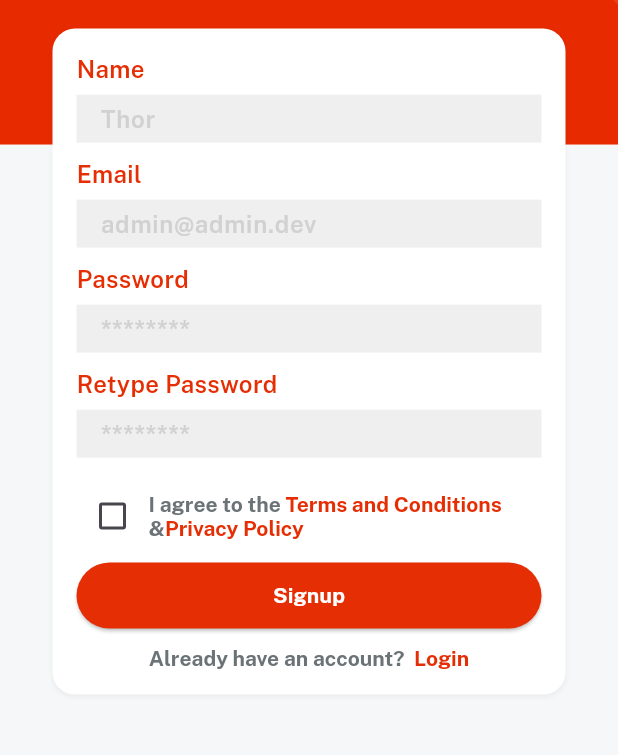
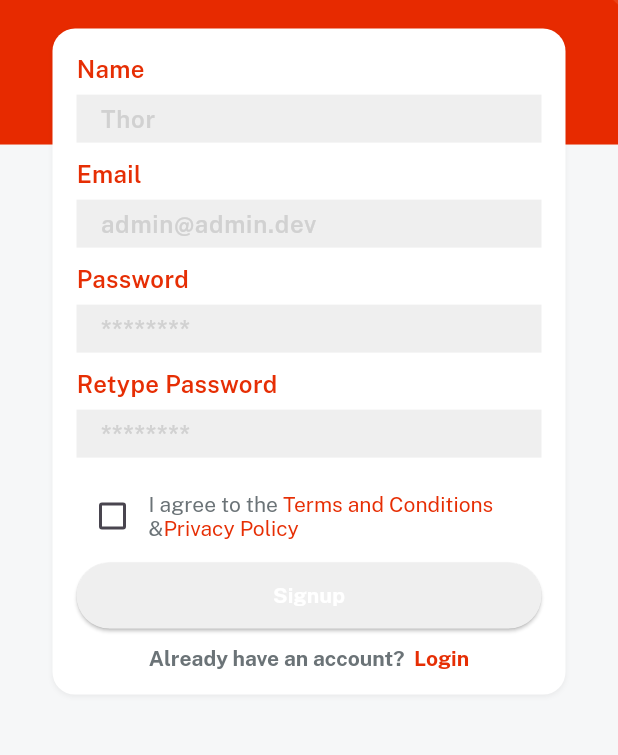
Before and after one commit to Vaibhav-kesarwani/Minimal-eShop-App, a Flutter app: the SignupScreen screen opened directly, on a phone screen of 412 x 824 dp, the part 287-1042 px from its top. Run offline on Flutter 3.47's test engine with Material 3 defaults, Android fonts, the phone set to English and light mode, and no system bars; our stand-ins replace get, velocity_x.

Commit message:
added som feature in the singup screen

```diff
--- a/lib/views/auth_screen/signup_screen.dart
+++ b/lib/views/auth_screen/signup_screen.dart
@@ -6,8 +6,15 @@ import 'package:ecommerceapp/widgets_common/our_button.dart';
 import 'package:flutter/material.dart';
 import 'package:get/route_manager.dart';
 
-class SignupScreen extends StatelessWidget {
+class SignupScreen extends StatefulWidget {
   const SignupScreen({super.key});
+
+  @override
+  State<SignupScreen> createState() => _SignupScreenState();
+}
+
+class _SignupScreenState extends State<SignupScreen> {
+  bool? isCheck = false;
 
   @override
   Widget build(BuildContext context) {
@@ -32,9 +39,13 @@ class SignupScreen extends StatelessWidget {
                   Row(
                     children: [
                       Checkbox(
-                        checkColor: redColor,
-                        value: false,
-                        onChanged: (newValue) {},
+                        focusColor: redColor,
+                        value: isCheck,
+                        onChanged: (newValue) {
+                          setState(() {
+                            isCheck = newValue;
+                          });
+                        },
                       ),
                       Expanded(
                         child: RichText(
@@ -43,28 +54,28 @@ class SignupScreen extends StatelessWidget {
                               TextSpan(
                                 text: "I agree to the ",
                                 style: TextStyle(
-                                  fontFamily: bold,
+                                  fontFamily: regular,
                                   color: fontGrey,
                                 ),
                               ),
                               TextSpan(
                                 text: termAndCond,
                                 style: TextStyle(
-                                  fontFamily: bold,
+                                  fontFamily: regular,
                                   color: redColor,
                                 ),
                               ),
                               TextSpan(
                                 text: " &",
                                 style: TextStyle(
-                                  fontFamily: bold,
+                                  fontFamily: regular,
                                   color: fontGrey,
                                 ),
                               ),
                               TextSpan(
                                 text: privacyPolicy,
                                 style: TextStyle(
-                                  fontFamily: bold,
+                                  fontFamily: regular,
                                   color: redColor,
                                 ),
                               ),
@@ -76,7 +87,7 @@ class SignupScreen extends StatelessWidget {
                   ),
                   5.heightBox,
                   ourButton(
-                    color: redColor,
+                    color: isCheck == true ? redColor : lightGrey,
                     title: signup,
                     textColor: whiteColor,
                     onPress: () {},
```
